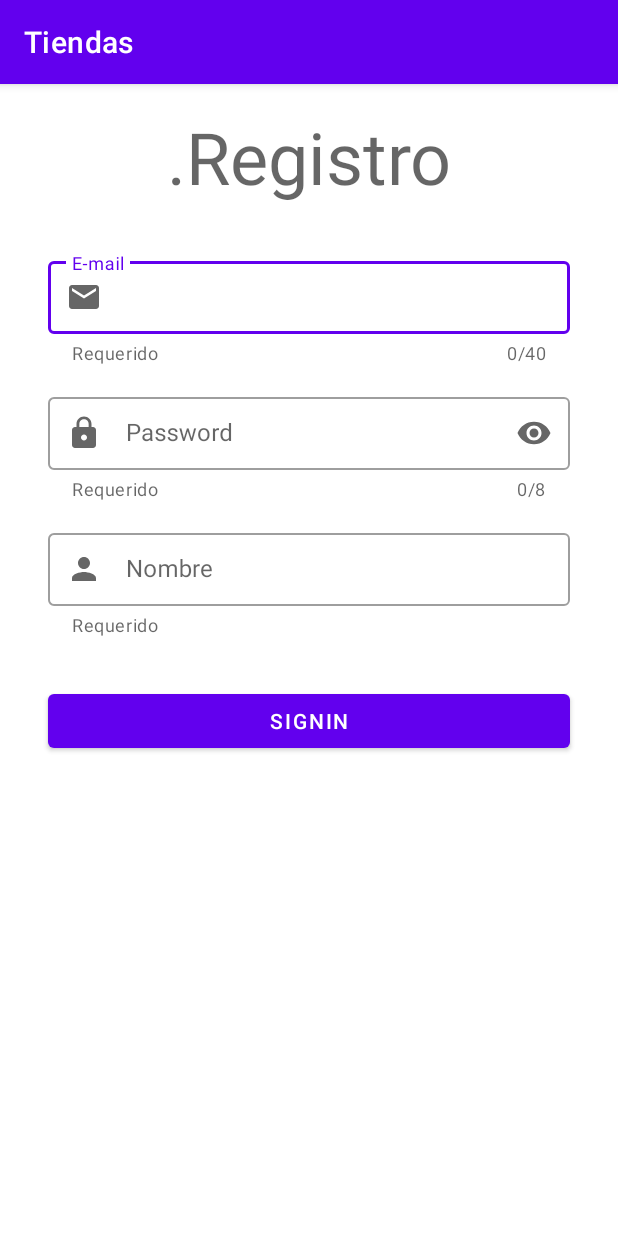
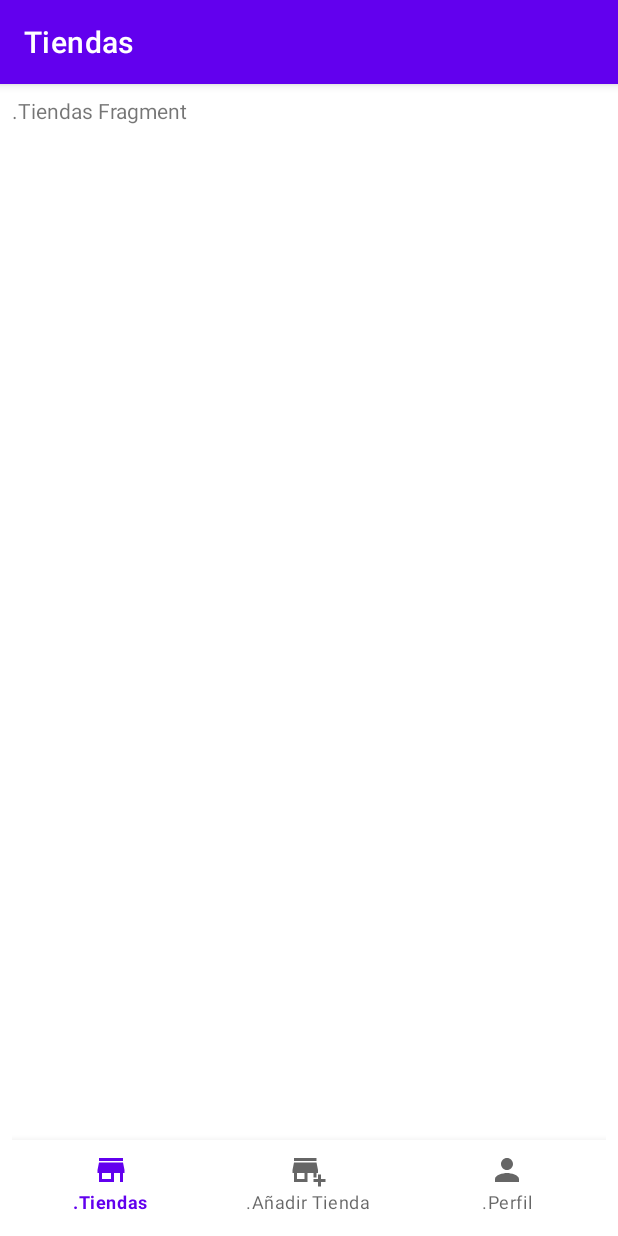
Before and after one commit to CarlosAlbertoLS/Stores, an Android app: the StoresActivity screen opened directly, with no data from a screen before it, on a phone screen of 412 x 824 dp. Run offline under Robolectric (Android 15) with nearby library versions, the phone set to English and light mode, and no system bars; our stand-ins replace Dagger/Hilt's generated code, navigation-ui.

Commit message:
implemented fragments to stores, add stores and user profile

```diff
--- a/app/build.gradle
+++ b/app/build.gradle
@@ -49,6 +49,10 @@ dependencies {
     implementation "com.google.dagger:hilt-android:2.44"
     kapt "com.google.dagger:hilt-android-compiler:2.44"
 
+    //Fragment
+    implementation 'androidx.navigation:navigation-fragment-ktx:2.5.3'
+    implementation 'androidx.navigation:navigation-ui-ktx:2.5.3'
+
     //Retrofit
     implementation "com.squareup.retrofit2:retrofit:2.9.0"
     implementation "com.squareup.retrofit2:converter-gson:2.9.0"
--- a/app/src/main/java/com/sonder/tiendas/ui/listStores/StoresActivity.kt
+++ b/app/src/main/java/com/sonder/tiendas/ui/listStores/StoresActivity.kt
@@ -4,16 +4,29 @@ import android.content.Context
 import android.content.Intent
 import androidx.appcompat.app.AppCompatActivity
 import android.os.Bundle
+import androidx.navigation.NavController
+import androidx.navigation.fragment.NavHostFragment
+import androidx.navigation.ui.setupWithNavController
+import com.google.android.material.bottomnavigation.BottomNavigationView
+import com.sonder.tiendas.R
 import com.sonder.tiendas.databinding.ActivitySignInBinding
+import com.sonder.tiendas.databinding.ActivityStoresBinding
+import dagger.hilt.android.AndroidEntryPoint
 
+@AndroidEntryPoint
 class StoresActivity : AppCompatActivity() {
     companion object {
         fun createStores(context: Context) = Intent(context, StoresActivity::class.java)
     }
-    private lateinit var binding: ActivitySignInBinding
+    private lateinit var binding: ActivityStoresBinding
+    private lateinit var navController: NavController
     override fun onCreate(savedInstanceState: Bundle?) {
         super.onCreate(savedInstanceState)
-        binding = ActivitySignInBinding.inflate(layoutInflater)
+        binding = ActivityStoresBinding.inflate(layoutInflater)
         setContentView(binding.root)
+        val bottomNavView= findViewById<BottomNavigationView>(R.id.bottomNavView)
+        val navHostFragment = supportFragmentManager.findFragmentById(R.id.nav_host_fragment) as NavHostFragment
+        navController = navHostFragment.navController
+        bottomNavView.setupWithNavController(navController)
     }
 }
--- /dev/null
+++ b/app/src/main/java/com/sonder/tiendas/ui/listStores/stores/StoresFragment.kt
@@ -0,0 +1,20 @@
+package com.sonder.tiendas.ui.listStores.stores
+
+import android.os.Bundle
+import androidx.fragment.app.Fragment
+import android.view.LayoutInflater
+import android.view.View
+import android.view.ViewGroup
+import com.sonder.tiendas.R
+import dagger.hilt.android.AndroidEntryPoint
+
+@AndroidEntryPoint
+class StoresFragment : Fragment() {
+    override fun onCreateView(
+        inflater: LayoutInflater, container: ViewGroup?,
+        savedInstanceState: Bundle?
+    ): View? {
+        // Inflate the layout for this fragment
+        return inflater.inflate(R.layout.fragment_stores, container, false)
+    }
+}
--- /dev/null
+++ b/app/src/main/res/drawable/ic_add_store.xml
@@ -0,0 +1,7 @@
+<vector android:height="24dp" android:tint="#000000"
+    android:viewportHeight="24" android:viewportWidth="24"
+    android:width="24dp" xmlns:android="http://schemas.android.com/apk/res/android">
+    <path android:fillColor="@android:color/white" android:pathData="M15,17h2v-3h1v-2l-1,-5H2l-1,5v2h1v6h9v-6h4V17zM9,18H4v-4h5V18z"/>
+    <path android:fillColor="@android:color/white" android:pathData="M2,4h15v2h-15z"/>
+    <path android:fillColor="@android:color/white" android:pathData="M20,18l0,-3l-2,0l0,3l-3,0l0,2l3,0l0,3l2,0l0,-3l3,0l0,-2z"/>
+</vector>
--- /dev/null
+++ b/app/src/main/res/drawable/ic_profile.xml
@@ -0,0 +1,5 @@
+<vector android:height="24dp" android:tint="#000000"
+    android:viewportHeight="24" android:viewportWidth="24"
+    android:width="24dp" xmlns:android="http://schemas.android.com/apk/res/android">
+    <path android:fillColor="@android:color/white" android:pathData="M12,12c2.21,0 4,-1.79 4,-4s-1.79,-4 -4,-4 -4,1.79 -4,4 1.79,4 4,4zM12,14c-2.67,0 -8,1.34 -8,4v2h16v-2c0,-2.66 -5.33,-4 -8,-4z"/>
+</vector>
--- /dev/null
+++ b/app/src/main/res/drawable/ic_store.xml
@@ -0,0 +1,5 @@
+<vector android:height="24dp" android:tint="#000000"
+    android:viewportHeight="24" android:viewportWidth="24"
+    android:width="24dp" xmlns:android="http://schemas.android.com/apk/res/android">
+    <path android:fillColor="@android:color/white" android:pathData="M20,4L4,4v2h16L20,4zM21,14v-2l-1,-5L4,7l-1,5v2h1v6h10v-6h4v6h2v-6h1zM12,18L6,18v-4h6v4z"/>
+</vector>
--- a/app/src/main/res/layout/activity_stores.xml
+++ b/app/src/main/res/layout/activity_stores.xml
@@ -4,6 +4,28 @@
     xmlns:tools="http://schemas.android.com/tools"
     android:layout_width="match_parent"
     android:layout_height="match_parent"
+    android:padding="8dp"
     tools:context=".ui.listStores.StoresActivity">
 
+    <androidx.fragment.app.FragmentContainerView
+        android:id="@+id/nav_host_fragment"
+        android:layout_width="0dp"
+        android:layout_height="0dp"
+        android:name="androidx.navigation.fragment.NavHostFragment"
+        app:defaultNavHost="true"
+        app:navGraph="@navigation/nav_graph"
+        app:layout_constraintStart_toStartOf="parent"
+        app:layout_constraintEnd_toEndOf="parent"
+        app:layout_constraintTop_toTopOf="parent"
+        app:layout_constraintBottom_toTopOf="@id/bottomNavView"/>
+
+    <com.google.android.material.bottomnavigation.BottomNavigationView
+        android:id="@+id/bottomNavView"
+        android:layout_width="0dp"
+        android:layout_height="wrap_content"
+        app:menu="@menu/user_menu"
+        app:layout_constraintBottom_toBottomOf="parent"
+        app:layout_constraintStart_toStartOf="parent"
+        app:layout_constraintEnd_toEndOf="parent"/>
+
 </androidx.constraintlayout.widget.ConstraintLayout>
--- /dev/null
+++ b/app/src/main/res/layout/fragment_stores.xml
@@ -0,0 +1,14 @@
+<?xml version="1.0" encoding="utf-8"?>
+<FrameLayout xmlns:android="http://schemas.android.com/apk/res/android"
+    xmlns:tools="http://schemas.android.com/tools"
+    android:layout_width="match_parent"
+    android:layout_height="match_parent"
+    tools:context=".ui.listStores.stores.StoresFragment">
+
+    <!-- TODO: Update blank fragment layout -->
+    <TextView
+        android:layout_width="match_parent"
+        android:layout_height="match_parent"
+        android:text=".Tiendas Fragment" />
+
+</FrameLayout>
--- /dev/null
+++ b/app/src/main/res/menu/user_menu.xml
@@ -0,0 +1,18 @@
+<?xml version="1.0" encoding="utf-8"?>
+<menu xmlns:android="http://schemas.android.com/apk/res/android">
+
+    <item
+        android:id="@+id/mainStores"
+        android:title=".Tiendas"
+        android:icon="@drawable/ic_store"/>
+
+    <item
+        android:id="@+id/addStores"
+        android:title=".Añadir Tienda"
+        android:icon="@drawable/ic_add_store"/>
+
+    <item
+        android:id="@+id/profile"
+        android:title=".Perfil"
+        android:icon="@drawable/ic_profile"/>
+</menu>
--- /dev/null
+++ b/app/src/main/res/navigation/nav_graph.xml
@@ -0,0 +1,23 @@
+<?xml version="1.0" encoding="utf-8"?>
+<navigation xmlns:android="http://schemas.android.com/apk/res/android"
+    xmlns:app="http://schemas.android.com/apk/res-auto"
+    xmlns:tools="http://schemas.android.com/tools"
+    android:id="@+id/nav_graph"
+    app:startDestination="@id/mainStores">
+
+    <fragment
+        android:id="@+id/mainStores"
+        android:name="com.sonder.tiendas.ui.listStores.stores.StoresFragment"
+        android:label="fragment_stores"
+        tools:layout="@layout/fragment_stores" />
+    <fragment
+        android:id="@+id/profile"
+        android:name="com.sonder.tiendas.ui.listStores.profile.ProfileFragment"
+        android:label="fragment_profile"
+        tools:layout="@layout/fragment_profile" />
+    <fragment
+        android:id="@+id/addStores"
+        android:name="com.sonder.tiendas.ui.listStores.addStore.AddStoreFragment"
+        android:label="fragment_add_store"
+        tools:layout="@layout/fragment_add_store" />
+</navigation>
--- a/app/src/main/res/values/strings.xml
+++ b/app/src/main/res/values/strings.xml
@@ -9,4 +9,6 @@
     <string name="dialog_cancel">Cancelar</string>
     <string name="signin">Signin</string>
     <string name="login_til_name">Nombre</string>
+    <!-- TODO: Remove or change this placeholder text -->
+    <string name="hello_blank_fragment">Hello blank fragment</string>
 </resources>
```
Also changed, not shown: app/src/main/java/com/sonder/tiendas/ui/listStores/addStore/AddStoreFragment.kt (added, +23 -0 lines), app/src/main/java/com/sonder/tiendas/ui/listStores/addStore/AddStoreViewModel.kt (added, +9 -0 lines), app/src/main/java/com/sonder/tiendas/ui/listStores/profile/ProfileFragment.kt (added, +20 -0 lines), app/src/main/java/com/sonder/tiendas/ui/listStores/profile/ProfileViewModel.kt (added, +9 -0 lines), app/src/main/java/com/sonder/tiendas/ui/listStores/stores/StoresViewModel.kt (added, +9 -0 lines), app/src/main/res/layout/fragment_add_store.xml (added, +14 -0 lines), app/src/main/res/layout/fragment_profile.xml (added, +14 -0 lines).
